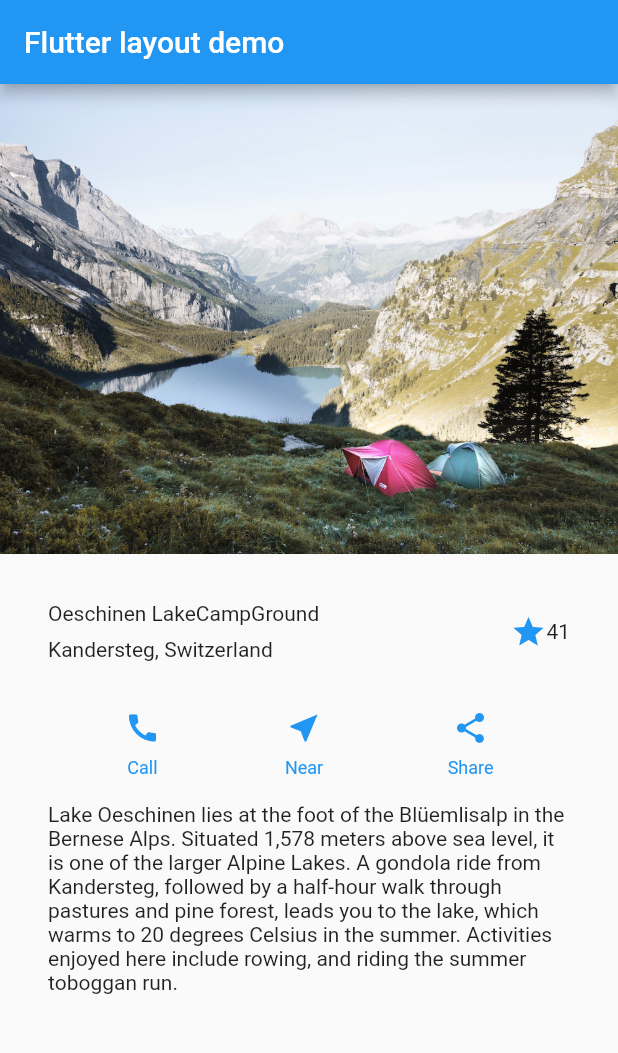
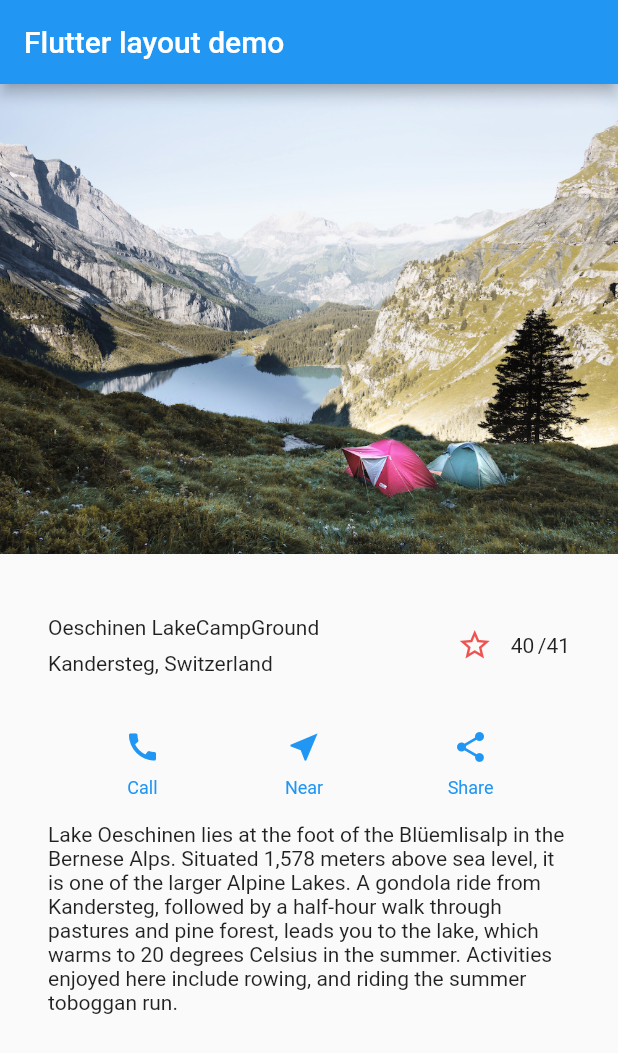
Before and after one commit to HoeYeon/Flutter, a Flutter app: the screen it shows after launch, on a phone screen of 412 x 824 dp. Shown: the top 1053 px of the screen. Run offline on Flutter 3.47's test engine with Material 2 defaults, Android fonts, the phone set to English and light mode, and no system bars; our stand-ins replace get, websafe_svg.

Commit message:
Feat: add state with button

```diff
--- a/Exercise/starter/lib/main.dart
+++ b/Exercise/starter/lib/main.dart
@@ -44,11 +44,8 @@ Widget titleSection = Container(
           ],
         ),
       ),
-      const Icon(
-        Icons.star,
-        color: Colors.blue,
-      ),
-      const Text("41"),
+      const FavoriteWidget(),
+      const Text("/41"),
     ],
   ),
 );
@@ -98,6 +95,7 @@ Widget textSection = Container(
 );
 
 Widget imageSection = Container(
+  padding: const EdgeInsetsDirectional.only(bottom: 5),
   child: Image.asset('images/lake.jpg', fit: BoxFit.fitWidth),
 );
 
@@ -109,22 +107,27 @@ class FavoriteWidget extends StatefulWidget {
 }
 
 class _FavoriteWidgetState extends State<FavoriteWidget> {
-  bool _isFavorited = true;
-  int _favoriteCount = 41;
+  bool _isFavorited = false;
+  int _favoriteCount = 40;
 
   @override
   Widget build(BuildContext context) {
     return Row(
       children: [
         Container(
+          padding: const EdgeInsets.all(0),
           child: IconButton(
-            icon: Icon(Icons.star),
-            onPressed: () => {print("Pressed")},
+            icon: (_isFavorited
+                ? const Icon(Icons.star)
+                : const Icon(Icons.star_border)),
+            onPressed: _toggleFavorite,
+            color: Colors.red[400],
           ),
         ),
         SizedBox(
           width: 18,
           child: Container(
+            padding: const EdgeInsets.symmetric(horizontal: 0),
             child: Text('$_favoriteCount'),
           ),
         )
```
